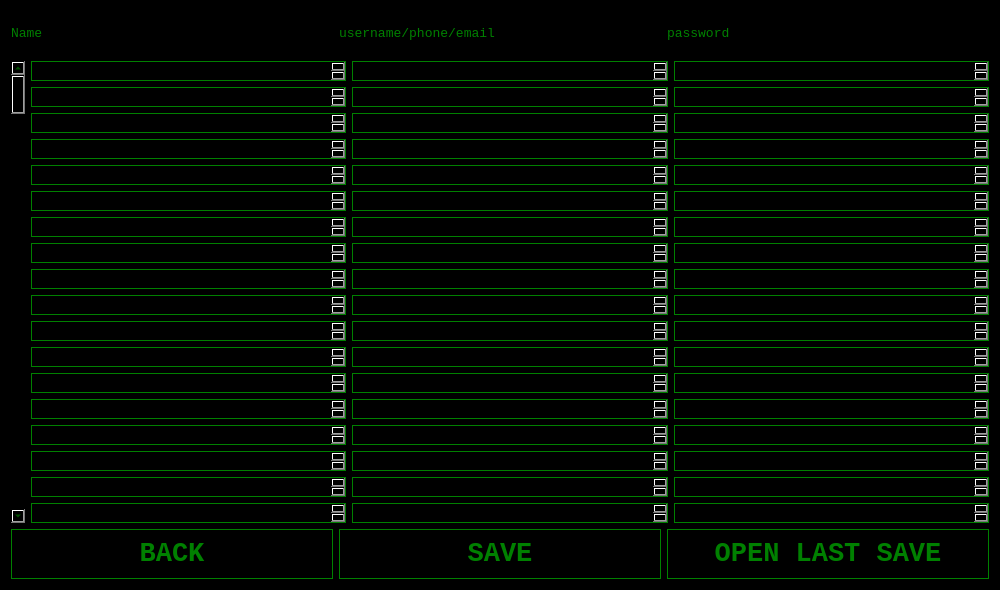
The window that src/manager.ui (arcadyoboukhov/PlainObscure) describes before a commit, drawn with Qt 5.
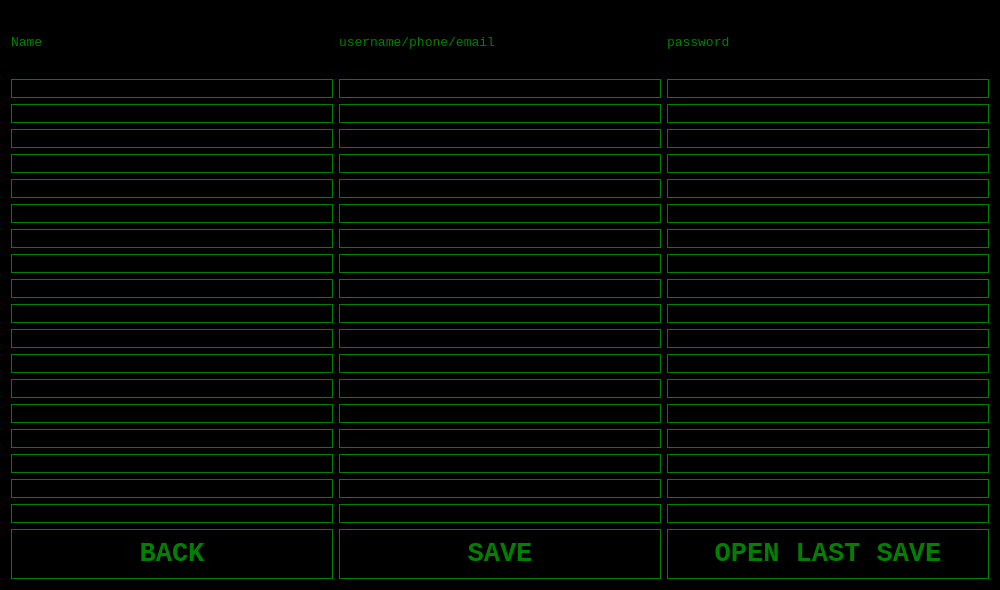
The same window after the commit.

```diff
--- a/src/manager.ui
+++ b/src/manager.ui
@@ -62,8 +62,8 @@
      </item>
      <item>
       <layout class="QGridLayout" name="gridLayout">
-       <item row="6" column="2">
-        <widget class="QTextEdit" name="usernameTextEdit_15">
+       <item row="3" column="2">
+        <widget class="QLineEdit" name="passwordTextEdit_3">
          <property name="maximumSize">
           <size>
            <width>16777215</width>
@@ -75,8 +75,8 @@
          </property>
         </widget>
        </item>
-       <item row="9" column="1">
-        <widget class="QTextEdit" name="nameTextEdit_3">
+       <item row="12" column="2">
+        <widget class="QLineEdit" name="passwordTextEdit_14">
          <property name="maximumSize">
           <size>
            <width>16777215</width>
@@ -88,8 +88,8 @@
          </property>
         </widget>
        </item>
-       <item row="16" column="3">
-        <widget class="QTextEdit" name="passwordTextEdit_18">
+       <item row="14" column="2">
+        <widget class="QLineEdit" name="passwordTextEdit_15">
          <property name="maximumSize">
           <size>
            <width>16777215</width>
@@ -101,8 +101,8 @@
          </property>
         </widget>
        </item>
-       <item row="17" column="2">
-        <widget class="QTextEdit" name="usernameTextEdit_5">
+       <item row="3" column="0">
+        <widget class="QLineEdit" name="nameTextEdit_8">
          <property name="maximumSize">
           <size>
            <width>16777215</width>
@@ -114,8 +114,47 @@
          </property>
         </widget>
        </item>
-       <item row="0" column="3">
-        <widget class="QTextEdit" name="passwordTextEdit">
+       <item row="1" column="0">
+        <widget class="QLineEdit" name="nameTextEdit_11">
+         <property name="maximumSize">
+          <size>
+           <width>16777215</width>
+           <height>20</height>
+          </size>
+         </property>
+         <property name="styleSheet">
+          <string>background-color: black; color: green; font-family: 'Courier New'; border: 1px solid green;</string>
+         </property>
+        </widget>
+       </item>
+       <item row="7" column="0">
+        <widget class="QLineEdit" name="nameTextEdit_5">
+         <property name="maximumSize">
+          <size>
+           <width>16777215</width>
+           <height>20</height>
+          </size>
+         </property>
+         <property name="styleSheet">
+          <string>background-color: black; color: green; font-family: 'Courier New'; border: 1px solid green;</string>
+         </property>
+        </widget>
+       </item>
+       <item row="15" column="0">
+        <widget class="QLineEdit" name="nameTextEdit_14">
+         <property name="maximumSize">
+          <size>
+           <width>16777215</width>
+           <height>20</height>
+          </size>
+         </property>
+         <property name="styleSheet">
+          <string>background-color: black; color: green; font-family: 'Courier New'; border: 1px solid green;</string>
+         </property>
+        </widget>
+       </item>
+       <item row="13" column="0">
+        <widget class="QLineEdit" name="nameTextEdit_16">
          <property name="maximumSize">
           <size>
            <width>16777215</width>
@@ -128,7 +167,7 @@
         </widget>
        </item>
        <item row="1" column="1">
-        <widget class="QTextEdit" name="nameTextEdit_11">
+        <widget class="QLineEdit" name="usernameTextEdit_2">
          <property name="maximumSize">
           <size>
            <width>16777215</width>
@@ -140,125 +179,8 @@
          </property>
         </widget>
        </item>
-       <item row="14" column="1">
-        <widget class="QTextEdit" name="nameTextEdit_15">
-         <property name="maximumSize">
-          <size>
-           <width>16777215</width>
-           <height>20</height>
-          </size>
-         </property>
-         <property name="styleSheet">
-          <string>background-color: black; color: green; font-family: 'Courier New'; border: 1px solid green;</string>
-         </property>
-        </widget>
-       </item>
-       <item row="4" column="3">
-        <widget class="QTextEdit" name="passwordTextEdit_5">
-         <property name="maximumSize">
-          <size>
-           <width>16777215</width>
-           <height>20</height>
-          </size>
-         </property>
-         <property name="styleSheet">
-          <string>background-color: black; color: green; font-family: 'Courier New'; border: 1px solid green;</string>
-         </property>
-        </widget>
-       </item>
-       <item row="7" column="3">
-        <widget class="QTextEdit" name="passwordTextEdit_7">
-         <property name="maximumSize">
-          <size>
-           <width>16777215</width>
-           <height>20</height>
-          </size>
-         </property>
-         <property name="styleSheet">
-          <string>background-color: black; color: green; font-family: 'Courier New'; border: 1px solid green;</string>
-         </property>
-        </widget>
-       </item>
-       <item row="15" column="3">
-        <widget class="QTextEdit" name="passwordTextEdit_16">
-         <property name="maximumSize">
-          <size>
-           <width>16777215</width>
-           <height>20</height>
-          </size>
-         </property>
-         <property name="styleSheet">
-          <string>background-color: black; color: green; font-family: 'Courier New'; border: 1px solid green;</string>
-         </property>
-        </widget>
-       </item>
-       <item row="2" column="3">
-        <widget class="QTextEdit" name="passwordTextEdit_4">
-         <property name="maximumSize">
-          <size>
-           <width>16777215</width>
-           <height>20</height>
-          </size>
-         </property>
-         <property name="styleSheet">
-          <string>background-color: black; color: green; font-family: 'Courier New'; border: 1px solid green;</string>
-         </property>
-        </widget>
-       </item>
-       <item row="9" column="2">
-        <widget class="QTextEdit" name="usernameTextEdit_12">
-         <property name="maximumSize">
-          <size>
-           <width>16777215</width>
-           <height>20</height>
-          </size>
-         </property>
-         <property name="styleSheet">
-          <string>background-color: black; color: green; font-family: 'Courier New'; border: 1px solid green;</string>
-         </property>
-        </widget>
-       </item>
-       <item row="9" column="3">
-        <widget class="QTextEdit" name="passwordTextEdit_9">
-         <property name="maximumSize">
-          <size>
-           <width>16777215</width>
-           <height>20</height>
-          </size>
-         </property>
-         <property name="styleSheet">
-          <string>background-color: black; color: green; font-family: 'Courier New'; border: 1px solid green;</string>
-         </property>
-        </widget>
-       </item>
-       <item row="6" column="1">
-        <widget class="QTextEdit" name="nameTextEdit_6">
-         <property name="maximumSize">
-          <size>
-           <width>16777215</width>
-           <height>20</height>
-          </size>
-         </property>
-         <property name="styleSheet">
-          <string>background-color: black; color: green; font-family: 'Courier New'; border: 1px solid green;</string>
-         </property>
-        </widget>
-       </item>
-       <item row="2" column="2">
-        <widget class="QTextEdit" name="usernameTextEdit_18">
-         <property name="maximumSize">
-          <size>
-           <width>16777215</width>
-           <height>20</height>
-          </size>
-         </property>
-         <property name="styleSheet">
-          <string>background-color: black; color: green; font-family: 'Courier New'; border: 1px solid green;</string>
-         </property>
-        </widget>
-       </item>
-       <item row="7" column="2">
-        <widget class="QTextEdit" name="usernameTextEdit_14">
+       <item row="17" column="0">
+        <widget class="QLineEdit" name="nameTextEdit_12">
          <property name="maximumSize">
           <size>
            <width>16777215</width>
@@ -271,72 +193,7 @@
         </widget>
        </item>
        <item row="8" column="1">
-        <widget class="QTextEdit" name="nameTextEdit_4">
-         <property name="maximumSize">
-          <size>
-           <width>16777215</width>
-           <height>20</height>
-          </size>
-         </property>
-         <property name="styleSheet">
-          <string>background-color: black; color: green; font-family: 'Courier New'; border: 1px solid green;</string>
-         </property>
-        </widget>
-       </item>
-       <item row="10" column="1">
-        <widget class="QTextEdit" name="nameTextEdit_2">
-         <property name="maximumSize">
-          <size>
-           <width>16777215</width>
-           <height>20</height>
-          </size>
-         </property>
-         <property name="styleSheet">
-          <string>background-color: black; color: green; font-family: 'Courier New'; border: 1px solid green;</string>
-         </property>
-        </widget>
-       </item>
-       <item row="14" column="2">
-        <widget class="QTextEdit" name="usernameTextEdit_6">
-         <property name="maximumSize">
-          <size>
-           <width>16777215</width>
-           <height>20</height>
-          </size>
-         </property>
-         <property name="styleSheet">
-          <string>background-color: black; color: green; font-family: 'Courier New'; border: 1px solid green;</string>
-         </property>
-        </widget>
-       </item>
-       <item row="17" column="1">
-        <widget class="QTextEdit" name="nameTextEdit_12">
-         <property name="maximumSize">
-          <size>
-           <width>16777215</width>
-           <height>20</height>
-          </size>
-         </property>
-         <property name="styleSheet">
-          <string>background-color: black; color: green; font-family: 'Courier New'; border: 1px solid green;</string>
-         </property>
-        </widget>
-       </item>
-       <item row="10" column="2">
-        <widget class="QTextEdit" name="usernameTextEdit_10">
-         <property name="maximumSize">
-          <size>
-           <width>16777215</width>
-           <height>20</height>
-          </size>
-         </property>
-         <property name="styleSheet">
-          <string>background-color: black; color: green; font-family: 'Courier New'; border: 1px solid green;</string>
-         </property>
-        </widget>
-       </item>
-       <item row="12" column="1">
-        <widget class="QTextEdit" name="nameTextEdit_17">
+        <widget class="QLineEdit" name="usernameTextEdit_13">
          <property name="maximumSize">
           <size>
            <width>16777215</width>
@@ -349,7 +206,59 @@
         </widget>
        </item>
        <item row="4" column="2">
-        <widget class="QTextEdit" name="usernameTextEdit_16">
+        <widget class="QLineEdit" name="passwordTextEdit_5">
+         <property name="maximumSize">
+          <size>
+           <width>16777215</width>
+           <height>20</height>
+          </size>
+         </property>
+         <property name="styleSheet">
+          <string>background-color: black; color: green; font-family: 'Courier New'; border: 1px solid green;</string>
+         </property>
+        </widget>
+       </item>
+       <item row="16" column="1">
+        <widget class="QLineEdit" name="usernameTextEdit_4">
+         <property name="maximumSize">
+          <size>
+           <width>16777215</width>
+           <height>20</height>
+          </size>
+         </property>
+         <property name="styleSheet">
+          <string>background-color: black; color: green; font-family: 'Courier New'; border: 1px solid green;</string>
+         </property>
+        </widget>
+       </item>
+       <item row="9" column="2">
+        <widget class="QLineEdit" name="passwordTextEdit_9">
+         <property name="maximumSize">
+          <size>
+           <width>16777215</width>
+           <height>20</height>
+          </size>
+         </property>
+         <property name="styleSheet">
+          <string>background-color: black; color: green; font-family: 'Courier New'; border: 1px solid green;</string>
+         </property>
+        </widget>
+       </item>
+       <item row="5" column="2">
+        <widget class="QLineEdit" name="passwordTextEdit_6">
+         <property name="maximumSize">
+          <size>
+           <width>16777215</width>
+           <height>20</height>
+          </size>
+         </property>
+         <property name="styleSheet">
+          <string>background-color: black; color: green; font-family: 'Courier New'; border: 1px solid green;</string>
+         </property>
+        </widget>
+       </item>
+       <item row="2" column="1">
+        <widget class="QLineEdit" name="usernameTextEdit_18">
          <property name="maximumSize">
           <size>
            <width>16777215</width>
@@ -362,59 +271,7 @@
         </widget>
        </item>
        <item row="5" column="1">
-        <widget class="QTextEdit" name="nameTextEdit_7">
-         <property name="maximumSize">
-          <size>
-           <width>16777215</width>
-           <height>20</height>
-          </size>
-         </property>
-         <property name="styleSheet">
-          <string>background-color: black; color: green; font-family: 'Courier New'; border: 1px solid green;</string>
-         </property>
-        </widget>
-       </item>
-       <item row="6" column="3">
-        <widget class="QTextEdit" name="passwordTextEdit_8">
-         <property name="maximumSize">
-          <size>
-           <width>16777215</width>
-           <height>20</height>
-          </size>
-         </property>
-         <property name="styleSheet">
-          <string>background-color: black; color: green; font-family: 'Courier New'; border: 1px solid green;</string>
-         </property>
-        </widget>
-       </item>
-       <item row="17" column="3">
-        <widget class="QTextEdit" name="passwordTextEdit_17">
-         <property name="maximumSize">
-          <size>
-           <width>16777215</width>
-           <height>20</height>
-          </size>
-         </property>
-         <property name="styleSheet">
-          <string>background-color: black; color: green; font-family: 'Courier New'; border: 1px solid green;</string>
-         </property>
-        </widget>
-       </item>
-       <item row="15" column="2">
-        <widget class="QTextEdit" name="usernameTextEdit_7">
-         <property name="maximumSize">
-          <size>
-           <width>16777215</width>
-           <height>20</height>
-          </size>
-         </property>
-         <property name="styleSheet">
-          <string>background-color: black; color: green; font-family: 'Courier New'; border: 1px solid green;</string>
-         </property>
-        </widget>
-       </item>
-       <item row="1" column="3">
-        <widget class="QTextEdit" name="passwordTextEdit_2">
+        <widget class="QLineEdit" name="usernameTextEdit_17">
          <property name="maximumSize">
           <size>
            <width>16777215</width>
@@ -427,7 +284,20 @@
         </widget>
        </item>
        <item row="11" column="2">
-        <widget class="QTextEdit" name="usernameTextEdit_11">
+        <widget class="QLineEdit" name="passwordTextEdit_11">
+         <property name="maximumSize">
+          <size>
+           <width>16777215</width>
+           <height>20</height>
+          </size>
+         </property>
+         <property name="styleSheet">
+          <string>background-color: black; color: green; font-family: 'Courier New'; border: 1px solid green;</string>
+         </property>
+        </widget>
+       </item>
+       <item row="12" column="0">
+        <widget class="QLineEdit" name="nameTextEdit_17">
          <property name="maximumSize">
           <size>
            <width>16777215</width>
@@ -440,7 +310,7 @@
         </widget>
        </item>
        <item row="13" column="2">
-        <widget class="QTextEdit" name="usernameTextEdit_8">
+        <widget class="QLineEdit" name="passwordTextEdit_13">
          <property name="maximumSize">
           <size>
            <width>16777215</width>
@@ -452,8 +322,8 @@
          </property>
         </widget>
        </item>
-       <item row="8" column="2">
-        <widget class="QTextEdit" name="usernameTextEdit_13">
+       <item row="10" column="2">
+        <widget class="QLineEdit" name="passwordTextEdit_12">
          <property name="maximumSize">
           <size>
            <width>16777215</width>
@@ -465,8 +335,34 @@
          </property>
         </widget>
        </item>
-       <item row="2" column="1">
-        <widget class="QTextEdit" name="nameTextEdit_10">
+       <item row="15" column="1">
+        <widget class="QLineEdit" name="usernameTextEdit_7">
+         <property name="maximumSize">
+          <size>
+           <width>16777215</width>
+           <height>20</height>
+          </size>
+         </property>
+         <property name="styleSheet">
+          <string>background-color: black; color: green; font-family: 'Courier New'; border: 1px solid green;</string>
+         </property>
+        </widget>
+       </item>
+       <item row="9" column="1">
+        <widget class="QLineEdit" name="usernameTextEdit_12">
+         <property name="maximumSize">
+          <size>
+           <width>16777215</width>
+           <height>20</height>
+          </size>
+         </property>
+         <property name="styleSheet">
+          <string>background-color: black; color: green; font-family: 'Courier New'; border: 1px solid green;</string>
+         </property>
+        </widget>
+       </item>
+       <item row="16" column="0">
+        <widget class="QLineEdit" name="nameTextEdit_13">
          <property name="maximumSize">
           <size>
            <width>16777215</width>
@@ -479,7 +375,85 @@
         </widget>
        </item>
        <item row="0" column="2">
-        <widget class="QTextEdit" name="usernameTextEdit">
+        <widget class="QLineEdit" name="passwordTextEdit_1">
+         <property name="maximumSize">
+          <size>
+           <width>16777215</width>
+           <height>20</height>
+          </size>
+         </property>
+         <property name="styleSheet">
+          <string>background-color: black; color: green; font-family: 'Courier New'; border: 1px solid green;</string>
+         </property>
+        </widget>
+       </item>
+       <item row="6" column="1">
+        <widget class="QLineEdit" name="usernameTextEdit_15">
+         <property name="maximumSize">
+          <size>
+           <width>16777215</width>
+           <height>20</height>
+          </size>
+         </property>
+         <property name="styleSheet">
+          <string>background-color: black; color: green; font-family: 'Courier New'; border: 1px solid green;</string>
+         </property>
+        </widget>
+       </item>
+       <item row="17" column="1">
+        <widget class="QLineEdit" name="usernameTextEdit_5">
+         <property name="maximumSize">
+          <size>
+           <width>16777215</width>
+           <height>20</height>
+          </size>
+         </property>
+         <property name="styleSheet">
+          <string>background-color: black; color: green; font-family: 'Courier New'; border: 1px solid green;</string>
+         </property>
+        </widget>
+       </item>
+       <item row="4" column="0">
+        <widget class="QLineEdit" name="nameTextEdit_9">
+         <property name="maximumSize">
+          <size>
+           <width>16777215</width>
+           <height>20</height>
+          </size>
+         </property>
+         <property name="styleSheet">
+          <string>background-color: black; color: green; font-family: 'Courier New'; border: 1px solid green;</string>
+         </property>
+        </widget>
+       </item>
+       <item row="6" column="2">
+        <widget class="QLineEdit" name="passwordTextEdit_8">
+         <property name="maximumSize">
+          <size>
+           <width>16777215</width>
+           <height>20</height>
+          </size>
+         </property>
+         <property name="styleSheet">
+          <string>background-color: black; color: green; font-family: 'Courier New'; border: 1px solid green;</string>
+         </property>
+        </widget>
+       </item>
+       <item row="0" column="0">
+        <widget class="QLineEdit" name="nameTextEdit_1">
+         <property name="maximumSize">
+          <size>
+           <width>16777215</width>
+           <height>20</height>
+          </size>
+         </property>
+         <property name="styleSheet">
+          <string>background-color: black; color: green; font-family: 'Courier New'; border: 1px solid green;</string>
+         </property>
+        </widget>
+       </item>
+       <item row="9" column="0">
+        <widget class="QLineEdit" name="nameTextEdit_3">
          <property name="maximumSize">
           <size>
            <width>16777215</width>
@@ -492,7 +466,7 @@
         </widget>
        </item>
        <item row="3" column="1">
-        <widget class="QTextEdit" name="nameTextEdit_8">
+        <widget class="QLineEdit" name="usernameTextEdit_3">
          <property name="maximumSize">
           <size>
            <width>16777215</width>
@@ -504,8 +478,86 @@
          </property>
         </widget>
        </item>
-       <item row="5" column="3">
-        <widget class="QTextEdit" name="passwordTextEdit_6">
+       <item row="14" column="1">
+        <widget class="QLineEdit" name="usernameTextEdit_6">
+         <property name="maximumSize">
+          <size>
+           <width>16777215</width>
+           <height>20</height>
+          </size>
+         </property>
+         <property name="styleSheet">
+          <string>background-color: black; color: green; font-family: 'Courier New'; border: 1px solid green;</string>
+         </property>
+        </widget>
+       </item>
+       <item row="17" column="2">
+        <widget class="QLineEdit" name="passwordTextEdit_17">
+         <property name="maximumSize">
+          <size>
+           <width>16777215</width>
+           <height>20</height>
+          </size>
+         </property>
+         <property name="styleSheet">
+          <string>background-color: black; color: green; font-family: 'Courier New'; border: 1px solid green;</string>
+         </property>
+        </widget>
+       </item>
+       <item row="1" column="2">
+        <widget class="QLineEdit" name="passwordTextEdit_2">
+         <property name="maximumSize">
+          <size>
+           <width>16777215</width>
+           <height>20</height>
+          </size>
+         </property>
+         <property name="styleSheet">
+          <string>background-color: black; color: green; font-family: 'Courier New'; border: 1px solid green;</string>
+         </property>
+        </widget>
+       </item>
+       <item row="10" column="0">
+        <widget class="QLineEdit" name="nameTextEdit_2">
+         <property name="maximumSize">
+          <size>
+           <width>16777215</width>
+           <height>20</height>
+          </size>
+         </property>
+         <property name="styleSheet">
+          <string>background-color: black; color: green; font-family: 'Courier New'; border: 1px solid green;</string>
+         </property>
+        </widget>
+       </item>
+       <item row="0" column="1">
+        <widget class="QLineEdit" name="usernameTextEdit_1">
+         <property name="maximumSize">
+          <size>
+           <width>16777215</width>
+           <height>20</height>
+          </size>
+         </property>
+         <property name="styleSheet">
+          <string>background-color: black; color: green; font-family: 'Courier New'; border: 1px solid green;</string>
+         </property>
+        </widget>
+       </item>
+       <item row="8" column="2">
+        <widget class="QLineEdit" name="passwordTextEdit_10">
+         <property name="maximumSize">
+          <size>
+           <width>16777215</width>
+           <height>20</height>
+          </size>
+         </property>
+         <property name="styleSheet">
+          <string>background-color: black; color: green; font-family: 'Courier New'; border: 1px solid green;</string>
+         </property>
+        </widget>
+       </item>
+       <item row="2" column="0">
+        <widget class="QLineEdit" name="nameTextEdit_10">
          <property name="maximumSize">
           <size>
            <width>16777215</width>
@@ -518,7 +570,7 @@
         </widget>
        </item>
        <item row="13" column="1">
-        <widget class="QTextEdit" name="nameTextEdit_16">
+        <widget class="QLineEdit" name="usernameTextEdit_8">
          <property name="maximumSize">
           <size>
            <width>16777215</width>
@@ -530,8 +582,8 @@
          </property>
         </widget>
        </item>
-       <item row="13" column="3">
-        <widget class="QTextEdit" name="passwordTextEdit_13">
+       <item row="2" column="2">
+        <widget class="QLineEdit" name="passwordTextEdit_4">
          <property name="maximumSize">
           <size>
            <width>16777215</width>
@@ -544,124 +596,7 @@
         </widget>
        </item>
        <item row="4" column="1">
-        <widget class="QTextEdit" name="nameTextEdit_9">
-         <property name="maximumSize">
-          <size>
-           <width>16777215</width>
-           <height>20</height>
-          </size>
-         </property>
-         <property name="styleSheet">
-          <string>background-color: black; color: green; font-family: 'Courier New'; border: 1px solid green;</string>
-         </property>
-        </widget>
-       </item>
-       <item row="3" column="3">
-        <widget class="QTextEdit" name="passwordTextEdit_3">
-         <property name="maximumSize">
-          <size>
-           <width>16777215</width>
-           <height>20</height>
-          </size>
-         </property>
-         <property name="styleSheet">
-          <string>background-color: black; color: green; font-family: 'Courier New'; border: 1px solid green;</string>
-         </property>
-        </widget>
-       </item>
-       <item row="8" column="3">
-        <widget class="QTextEdit" name="passwordTextEdit_10">
-         <property name="maximumSize">
-          <size>
-           <width>16777215</width>
-           <height>20</height>
-          </size>
-         </property>
-         <property name="styleSheet">
-          <string>background-color: black; color: green; font-family: 'Courier New'; border: 1px solid green;</string>
-         </property>
-        </widget>
-       </item>
-       <item row="14" column="3">
-        <widget class="QTextEdit" name="passwordTextEdit_15">
-         <property name="maximumSize">
-          <size>
-           <width>16777215</width>
-           <height>20</height>
-          </size>
-         </property>
-         <property name="styleSheet">
-          <string>background-color: black; color: green; font-family: 'Courier New'; border: 1px solid green;</string>
-         </property>
-        </widget>
-       </item>
-       <item row="0" column="1">
-        <widget class="QTextEdit" name="nameTextEdit">
-         <property name="maximumSize">
-          <size>
-           <width>16777215</width>
-           <height>20</height>
-          </size>
-         </property>
-         <property name="styleSheet">
-          <string>background-color: black; color: green; font-family: 'Courier New'; border: 1px solid green;</string>
-         </property>
-        </widget>
-       </item>
-       <item row="3" column="2">
-        <widget class="QTextEdit" name="usernameTextEdit_3">
-         <property name="maximumSize">
-          <size>
-           <width>16777215</width>
-           <height>20</height>
-          </size>
-         </property>
-         <property name="styleSheet">
-          <string>background-color: black; color: green; font-family: 'Courier New'; border: 1px solid green;</string>
-         </property>
-        </widget>
-       </item>
-       <item row="10" column="3">
-        <widget class="QTextEdit" name="passwordTextEdit_12">
-         <property name="maximumSize">
-          <size>
-           <width>16777215</width>
-           <height>20</height>
-          </size>
-         </property>
-         <property name="styleSheet">
-          <string>background-color: black; color: green; font-family: 'Courier New'; border: 1px solid green;</string>
-         </property>
-        </widget>
-       </item>
-       <item row="11" column="3">
-        <widget class="QTextEdit" name="passwordTextEdit_11">
-         <property name="maximumSize">
-          <size>
-           <width>16777215</width>
-           <height>20</height>
-          </size>
-         </property>
-         <property name="styleSheet">
-          <string>background-color: black; color: green; font-family: 'Courier New'; border: 1px solid green;</string>
-         </property>
-        </widget>
-       </item>
-       <item row="12" column="2">
-        <widget class="QTextEdit" name="usernameTextEdit_9">
-         <property name="maximumSize">
-          <size>
-           <width>16777215</width>
-           <height>20</height>
-          </size>
-         </property>
-         <property name="styleSheet">
-          <string>background-color: black; color: green; font-family: 'Courier New'; border: 1px solid green;</string>
-         </property>
-        </widget>
-       </item>
-       <item row="16" column="1">
-        <widget class="QTextEdit" name="nameTextEdit_13">
+        <widget class="QLineEdit" name="usernameTextEdit_16">
          <property name="maximumSize">
           <size>
            <width>16777215</width>
@@ -674,7 +609,7 @@
         </widget>
        </item>
        <item row="16" column="2">
-        <widget class="QTextEdit" name="usernameTextEdit_4">
+        <widget class="QLineEdit" name="passwordTextEdit_18">
          <property name="maximumSize">
           <size>
            <width>16777215</width>
@@ -686,8 +621,8 @@
          </property>
         </widget>
        </item>
-       <item row="12" column="3">
-        <widget class="QTextEdit" name="passwordTextEdit_14">
+       <item row="15" column="2">
+        <widget class="QLineEdit" name="passwordTextEdit_16">
          <property name="maximumSize">
           <size>
            <width>16777215</width>
@@ -699,47 +634,8 @@
          </property>
         </widget>
        </item>
-       <item row="15" column="1">
-        <widget class="QTextEdit" name="nameTextEdit_14">
-         <property name="maximumSize">
-          <size>
-           <width>16777215</width>
-           <height>20</height>
-          </size>
-         </property>
-         <property name="styleSheet">
-          <string>background-color: black; color: green; font-family: 'Courier New'; border: 1px solid green;</string>
-         </property>
-        </widget>
-       </item>
-       <item row="1" column="2">
-        <widget class="QTextEdit" name="usernameTextEdit_2">
-         <property name="maximumSize">
-          <size>
-           <width>16777215</width>
-           <height>20</height>
-          </size>
-         </property>
-         <property name="styleSheet">
-          <string>background-color: black; color: green; font-family: 'Courier New'; border: 1px solid green;</string>
-         </property>
-        </widget>
-       </item>
-       <item row="7" column="1">
-        <widget class="QTextEdit" name="nameTextEdit_5">
-         <property name="maximumSize">
-          <size>
-           <width>16777215</width>
-           <height>20</height>
-          </size>
-         </property>
-         <property name="styleSheet">
-          <string>background-color: black; color: green; font-family: 'Courier New'; border: 1px solid green;</string>
-         </property>
-        </widget>
-       </item>
-       <item row="5" column="2">
-        <widget class="QTextEdit" name="usernameTextEdit_17">
+       <item row="5" column="0">
+        <widget class="QLineEdit" name="nameTextEdit_7">
          <property name="maximumSize">
           <size>
            <width>16777215</width>
@@ -752,7 +648,7 @@
         </widget>
        </item>
        <item row="11" column="1">
-        <widget class="QTextEdit" name="nameTextEdit_18">
+        <widget class="QLineEdit" name="usernameTextEdit_11">
          <property name="maximumSize">
           <size>
            <width>16777215</width>
@@ -764,10 +660,107 @@
          </property>
         </widget>
        </item>
-       <item row="0" column="0" rowspan="18">
-        <widget class="QScrollBar" name="verticalSlider">
-         <property name="orientation">
-          <enum>Qt::Orientation::Vertical</enum>
+       <item row="10" column="1">
+        <widget class="QLineEdit" name="usernameTextEdit_10">
+         <property name="maximumSize">
+          <size>
+           <width>16777215</width>
+           <height>20</height>
+          </size>
+         </property>
+         <property name="styleSheet">
+          <string>background-color: black; color: green; font-family: 'Courier New'; border: 1px solid green;</string>
+         </property>
+        </widget>
+       </item>
+       <item row="8" column="0">
+        <widget class="QLineEdit" name="nameTextEdit_4">
+         <property name="maximumSize">
+          <size>
+           <width>16777215</width>
+           <height>20</height>
+          </size>
+         </property>
+         <property name="styleSheet">
+          <string>background-color: black; color: green; font-family: 'Courier New'; border: 1px solid green;</string>
+         </property>
+        </widget>
+       </item>
+       <item row="11" column="0">
+        <widget class="QLineEdit" name="nameTextEdit_18">
+         <property name="maximumSize">
+          <size>
+           <width>16777215</width>
+           <height>20</height>
+          </size>
+         </property>
+         <property name="styleSheet">
+          <string>background-color: black; color: green; font-family: 'Courier New'; border: 1px solid green;</string>
+         </property>
+        </widget>
+       </item>
+       <item row="12" column="1">
+        <widget class="QLineEdit" name="usernameTextEdit_9">
+         <property name="maximumSize">
+          <size>
+           <width>16777215</width>
+           <height>20</height>
+          </size>
+         </property>
+         <property name="styleSheet">
+          <string>background-color: black; color: green; font-family: 'Courier New'; border: 1px solid green;</string>
+         </property>
+        </widget>
+       </item>
+       <item row="7" column="2">
+        <widget class="QLineEdit" name="passwordTextEdit_7">
+         <property name="maximumSize">
+          <size>
+           <width>16777215</width>
+           <height>20</height>
+          </size>
+         </property>
+         <property name="styleSheet">
+          <string>background-color: black; color: green; font-family: 'Courier New'; border: 1px solid green;</string>
+         </property>
+        </widget>
+       </item>
+       <item row="14" column="0">
+        <widget class="QLineEdit" name="nameTextEdit_15">
+         <property name="maximumSize">
+          <size>
+           <width>16777215</width>
+           <height>20</height>
+          </size>
+         </property>
+         <property name="styleSheet">
+          <string>background-color: black; color: green; font-family: 'Courier New'; border: 1px solid green;</string>
+         </property>
+        </widget>
+       </item>
+       <item row="7" column="1">
+        <widget class="QLineEdit" name="usernameTextEdit_14">
+         <property name="maximumSize">
+          <size>
+           <width>16777215</width>
+           <height>20</height>
+          </size>
+         </property>
+         <property name="styleSheet">
+          <string>background-color: black; color: green; font-family: 'Courier New'; border: 1px solid green;</string>
+         </property>
+        </widget>
+       </item>
+       <item row="6" column="0">
+        <widget class="QLineEdit" name="nameTextEdit_6">
+         <property name="maximumSize">
+          <size>
+           <width>16777215</width>
+           <height>20</height>
+          </size>
+         </property>
+         <property name="styleSheet">
+          <string>background-color: black; color: green; font-family: 'Courier New'; border: 1px solid green;</string>
          </property>
         </widget>
        </item>
```
